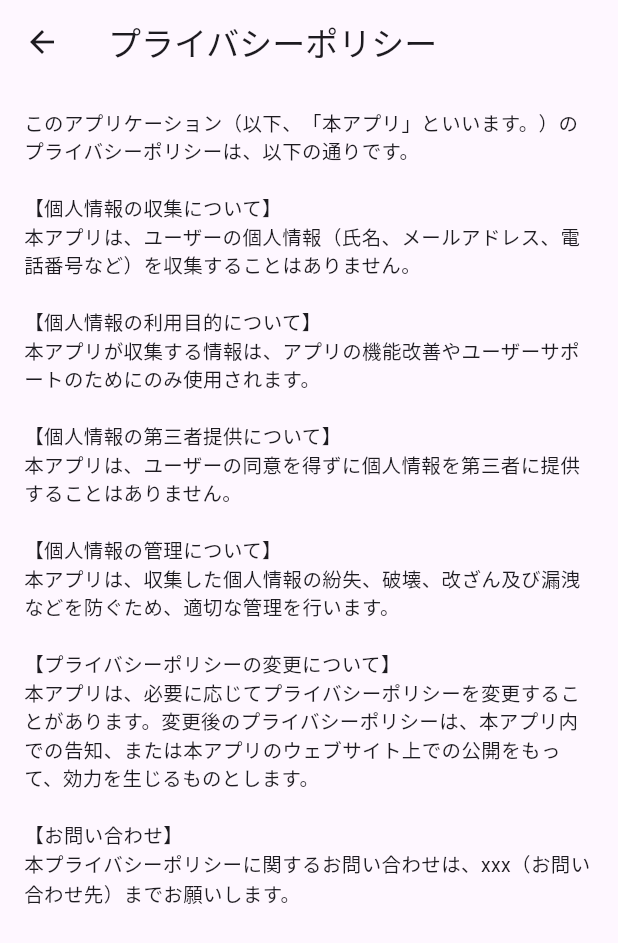
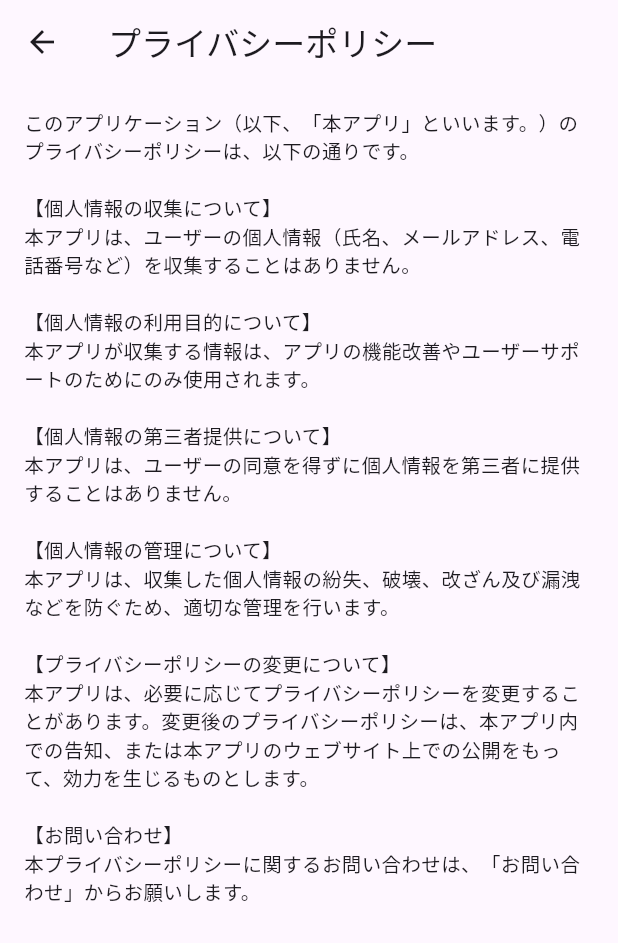
Before and after one commit to virtual-app-dev/randamicons, a Flutter app: the screen it shows after launch, item 2 of the bottom bar chosen, after a tap on "プライバシーポリシー", on a phone screen of 412 x 824 dp. Shown: the top 943 px of the screen. Run offline on Flutter 3.47's test engine with Material 3 defaults, Android fonts, the phone set to English and light mode, and no system bars; our stand-ins replace animated_text_kit, package_info_plus.

Commit message:
誤字脱字修正、git関連のRandamになっている部分は諦めて編集していない

```diff
--- a/lib/src/app.dart
+++ b/lib/src/app.dart
@@ -8,7 +8,7 @@ class MyApp extends StatelessWidget {
   @override
   Widget build(BuildContext context) {
     return MaterialApp(
-      title: 'randamicons',
+      title: 'randomicons',
       theme: ThemeData(
         primarySwatch: Colors.blue,
       ),
--- a/lib/src/info/agreement.dart
+++ b/lib/src/info/agreement.dart
@@ -22,7 +22,7 @@ class AgreementScreen extends StatelessWidget {
           '3.前項に定める予告期間経過後に、ユーザがアプリを利用した場合は、ユーザが変更後の利用規約の内容に同意したものとみなします。\n\n'
           '第３条 連絡方法\n'
           '1.アプリに関する当社からユーザへの連絡は、当該アプリ内又は当社が運営するWebサイト内への掲示、その他当社が適当と判断する方法により行います。\n\n'
-          '2.アプリに関するユーザから当社への連絡は、当該アプリ内に設置する「お問い合わせフォーム」を通じて行うものとします。\n\n'
+          '2.アプリに関するユーザから当社への連絡は、当該アプリ内に設置する「お問い合わせ」を通じて行うものとします。\n\n'
           '第４条 アカウントの管理\n'
           '1.ユーザは、アプリ利用に際して求められる登録事項について、真実・正確・完全な情報を当社に提供するものとします。\n\n'
           '2.前項の登録情報について変更が生じた場合、ユーザは直ちに当社所定の手続きに従って、変更情報を当社に提供するものとします。\n\n'
--- a/lib/src/info/information.dart
+++ b/lib/src/info/information.dart
@@ -178,7 +178,7 @@ class InformationScreen extends StatelessWidget {
                               final version = snapshot.data;
                               showLicensePage(
                                 context: context,
-                                applicationName: "Randamicons",
+                                applicationName: "Randomicons",
                                 applicationVersion: "Version: $version",
                               );
                             } else {
--- a/lib/src/info/policy.dart
+++ b/lib/src/info/policy.dart
@@ -24,7 +24,7 @@ class PolicyScreen extends StatelessWidget {
           '【プライバシーポリシーの変更について】\n'
           '本アプリは、必要に応じてプライバシーポリシーを変更することがあります。変更後のプライバシーポリシーは、本アプリ内での告知、または本アプリのウェブサイト上での公開をもって、効力を生じるものとします。\n\n'
           '【お問い合わせ】\n'
-          '本プライバシーポリシーに関するお問い合わせは、xxx（お問い合わせ先）までお願いします。\n\n',
+          '本プライバシーポリシーに関するお問い合わせは、「お問い合わせ」からお願いします。\n\n',
           style: TextStyle(fontSize: 13.0),
         ),
       ),
--- a/lib/src/screens/home.dart
+++ b/lib/src/screens/home.dart
@@ -169,7 +169,7 @@ class MyCustomListViewState extends State<MyCustomListView> {
                   child: AnimatedTextKit(
                     animatedTexts: [
                       TypewriterAnimatedText(
-                        'Get icon!', //TODO:文字を検討
+                        'Get icons!',
                         textStyle:
                             Theme.of(context).textTheme.displaySmall?.copyWith(
                                   fontFamily: 'fonts/asset/Now-Regular.otf',
@@ -193,7 +193,7 @@ class MyCustomListViewState extends State<MyCustomListView> {
                   alignment: Alignment.center,
                   padding: const EdgeInsets.all(10),
                   child: Text(
-                    'Get icon!', //TODO:文字を検討
+                    'Get icons!',
                     style: Theme.of(context).textTheme.displaySmall?.copyWith(
                           fontFamily: 'fonts/asset/Now-Regular.otf',
                         ),
```
